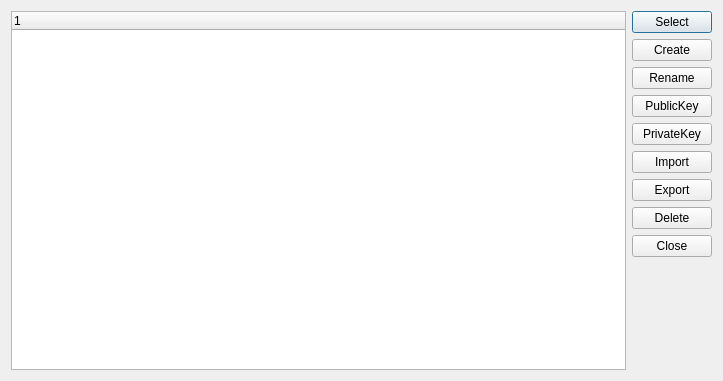
Before: the Qt Designer form woterm/qwoidentifydialog.ui in aoyiduo/woterm, drawn with Qt 5.
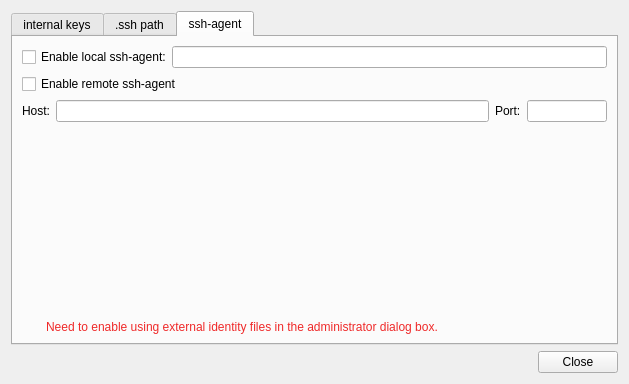
After: the same form once the commit is applied. Icons and pictures are not drawn.

Commit message: v9.28.6 [SSH]优化连接方式，使其自动识别身份文件，及支持多个密钥来源包括SSH-Agent。 [RDP]增加自动重连的特性。 [TERM]修复远程会话字体不是UTF8字体时，多国字体输入法会导致乱码问题。 [RLogin和Telnet]移除QWoLoadingWidget的相关影响，使其与SSH一致。 [Tunnel]增加会话复用开关，允许用户根据实际情况调整参数。 [SHELL]修复本地终端退出没有提示的缺陷。

Patch:
```diff
--- a/woterm/qwoidentifydialog.ui
+++ b/woterm/qwoidentifydialog.ui
@@ -6,19 +6,33 @@
    <rect>
     <x>0</x>
     <y>0</y>
-    <width>723</width>
-    <height>381</height>
+    <width>629</width>
+    <height>384</height>
    </rect>
   </property>
   <property name="windowTitle">
    <string>Dialog</string>
   </property>
   <property name="windowIcon">
-   <iconset resource="woterm.qrc">
+   <iconset>
     <normaloff>../private/skins/black/keyset.png</normaloff>../private/skins/black/keyset.png</iconset>
   </property>
+  <layout class="QVBoxLayout" name="verticalLayout_2">
+   <item>
+    <widget class="QTabWidget" name="tabWidget">
+     <property name="currentIndex">
+      <number>2</number>
+     </property>
+     <widget class="QWidget" name="local">
+      <attribute name="title">
+       <string>internal keys</string>
+      </attribute>
+      <layout class="QVBoxLayout" name="verticalLayout_3">
+       <item>
   <layout class="QHBoxLayout" name="horizontalLayout">
    <item>
+          <layout class="QVBoxLayout" name="verticalLayout_6">
+           <item>
     <widget class="QTreeWidget" name="identify">
      <column>
       <property name="text">
@@ -27,6 +41,8 @@
      </column>
     </widget>
    </item>
+          </layout>
+         </item>
    <item>
     <layout class="QVBoxLayout" name="verticalLayout">
      <item>
@@ -86,25 +102,266 @@
       </widget>
      </item>
      <item>
+            <spacer name="verticalSpacer">
+             <property name="orientation">
+              <enum>Qt::Vertical</enum>
+             </property>
+             <property name="sizeHint" stdset="0">
+              <size>
+               <width>20</width>
+               <height>40</height>
+              </size>
+             </property>
+            </spacer>
+           </item>
+          </layout>
+         </item>
+        </layout>
+       </item>
+      </layout>
+     </widget>
+     <widget class="QWidget" name="dirs">
+      <attribute name="title">
+       <string>.ssh path</string>
+      </attribute>
+      <layout class="QVBoxLayout" name="verticalLayout_7">
+       <item>
+        <layout class="QHBoxLayout" name="horizontalLayout_5">
+         <property name="spacing">
+          <number>0</number>
+         </property>
+         <item>
+          <widget class="QCheckBox" name="chkLocalUser">
+           <property name="text">
+            <string>Enable local user home identity files:</string>
+           </property>
+          </widget>
+         </item>
+         <item>
+          <widget class="QLabel" name="sshFilePath">
+           <property name="sizePolicy">
+            <sizepolicy hsizetype="MinimumExpanding" vsizetype="Preferred">
+             <horstretch>0</horstretch>
+             <verstretch>0</verstretch>
+            </sizepolicy>
+           </property>
+           <property name="text">
+            <string/>
+           </property>
+          </widget>
+         </item>
+        </layout>
+       </item>
+       <item>
+        <spacer name="verticalSpacer_3">
+         <property name="orientation">
+          <enum>Qt::Vertical</enum>
+         </property>
+         <property name="sizeHint" stdset="0">
+          <size>
+           <width>20</width>
+           <height>40</height>
+          </size>
+         </property>
+        </spacer>
+       </item>
+       <item>
+        <layout class="QHBoxLayout" name="externalTip2">
+         <item>
+          <widget class="QLabel" name="label_3">
+           <property name="maximumSize">
+            <size>
+             <width>18</width>
+             <height>18</height>
+            </size>
+           </property>
+           <property name="text">
+            <string/>
+           </property>
+           <property name="pixmap">
+            <pixmap>../private/skins/black/tips.png</pixmap>
+           </property>
+           <property name="scaledContents">
+            <bool>true</bool>
+           </property>
+          </widget>
+         </item>
+         <item>
+          <widget class="QLabel" name="label_5">
+           <property name="styleSheet">
+            <string notr="true">color: rgb(239, 41, 41);</string>
+           </property>
+           <property name="text">
+            <string>Need to enable using external identity files in the administrator dialog box.</string>
+           </property>
+          </widget>
+         </item>
+        </layout>
+       </item>
+      </layout>
+     </widget>
+     <widget class="QWidget" name="remote">
+      <attribute name="title">
+       <string>ssh-agent</string>
+      </attribute>
+      <layout class="QVBoxLayout" name="verticalLayout_4">
+       <property name="leftMargin">
+        <number>9</number>
+       </property>
+       <property name="topMargin">
+        <number>9</number>
+       </property>
+       <property name="rightMargin">
+        <number>9</number>
+       </property>
+       <property name="bottomMargin">
+        <number>9</number>
+       </property>
+       <item>
+        <layout class="QHBoxLayout" name="horizontalLayout_2">
+         <property name="spacing">
+          <number>0</number>
+         </property>
+         <item>
+          <widget class="QCheckBox" name="chkLocalAgent">
+           <property name="text">
+            <string>Enable local ssh-agent:</string>
+           </property>
+          </widget>
+         </item>
+         <item>
+          <widget class="QLineEdit" name="agentFile"/>
+         </item>
+        </layout>
+       </item>
+       <item>
+        <widget class="QCheckBox" name="chkRemoteAgent">
+         <property name="text">
+          <string>Enable remote ssh-agent</string>
+         </property>
+        </widget>
+       </item>
+       <item>
+        <widget class="QWidget" name="remoteAgentArea" native="true">
+         <layout class="QVBoxLayout" name="verticalLayout_5">
+          <property name="leftMargin">
+           <number>0</number>
+          </property>
+          <property name="topMargin">
+           <number>0</number>
+          </property>
+          <property name="rightMargin">
+           <number>0</number>
+          </property>
+          <property name="bottomMargin">
+           <number>0</number>
+          </property>
+          <item>
+           <layout class="QHBoxLayout" name="horizontalLayout_4">
+            <item>
+             <widget class="QLabel" name="label">
+              <property name="text">
+               <string>Host:</string>
+              </property>
+             </widget>
+            </item>
+            <item>
+             <widget class="QLineEdit" name="host"/>
+            </item>
+            <item>
+             <widget class="QLabel" name="label_2">
+              <property name="text">
+               <string>Port:</string>
+              </property>
+             </widget>
+            </item>
+            <item>
+             <widget class="QLineEdit" name="port">
+              <property name="maximumSize">
+               <size>
+                <width>80</width>
+                <height>16777215</height>
+               </size>
+              </property>
+             </widget>
+            </item>
+           </layout>
+          </item>
+         </layout>
+        </widget>
+       </item>
+       <item>
+        <spacer name="verticalSpacer_2">
+         <property name="orientation">
+          <enum>Qt::Vertical</enum>
+         </property>
+         <property name="sizeHint" stdset="0">
+          <size>
+           <width>20</width>
+           <height>40</height>
+          </size>
+         </property>
+        </spacer>
+       </item>
+       <item>
+        <layout class="QHBoxLayout" name="externalTip1">
+         <item>
+          <widget class="QLabel" name="label_4">
+           <property name="maximumSize">
+            <size>
+             <width>18</width>
+             <height>18</height>
+            </size>
+           </property>
+           <property name="text">
+            <string/>
+           </property>
+           <property name="pixmap">
+            <pixmap>../private/skins/black/tips.png</pixmap>
+           </property>
+           <property name="scaledContents">
+            <bool>true</bool>
+           </property>
+          </widget>
+         </item>
+         <item>
+          <widget class="QLabel" name="agentTip">
+           <property name="styleSheet">
+            <string notr="true">color: rgb(239, 41, 41);</string>
+           </property>
+           <property name="text">
+            <string>Need to enable using external identity files in the administrator dialog box.</string>
+           </property>
+          </widget>
+         </item>
+        </layout>
+       </item>
+      </layout>
+     </widget>
+    </widget>
+   </item>
+   <item>
+    <layout class="QHBoxLayout" name="horizontalLayout_3">
+     <item>
+      <spacer name="horizontalSpacer">
+       <property name="orientation">
+        <enum>Qt::Horizontal</enum>
+       </property>
+       <property name="sizeHint" stdset="0">
+        <size>
+         <width>40</width>
+         <height>20</height>
+        </size>
+       </property>
+      </spacer>
+     </item>
+     <item>
       <widget class="QPushButton" name="btnClose">
        <property name="text">
         <string>Close</string>
        </property>
       </widget>
      </item>
-     <item>
-      <spacer name="verticalSpacer">
-       <property name="orientation">
-        <enum>Qt::Vertical</enum>
-       </property>
-       <property name="sizeHint" stdset="0">
-        <size>
-         <width>20</width>
-         <height>40</height>
-        </size>
-       </property>
-      </spacer>
-     </item>
     </layout>
    </item>
   </layout>
```
Left out of the diff: 4 changed lines with no effect on the pictures. Lines whose indentation alone changed are shown as unchanged. The commit also changes 45 other files.
